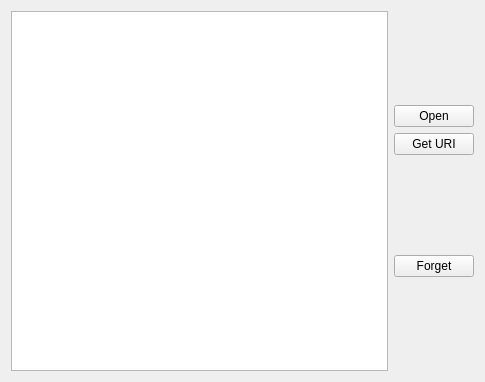
First picture: the form in CLIENT/GUI/ui/gui_opendoc.ui, repository GiuliCler/GIMPteam, before the edit.
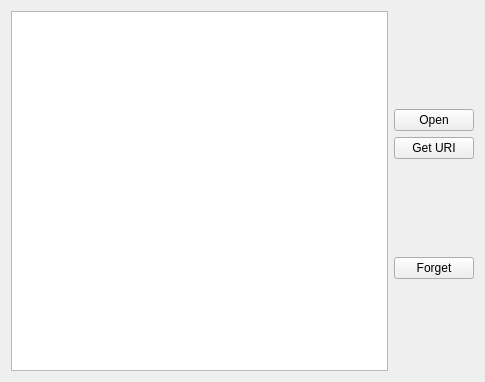
Second picture: the form after the edit.

Commit message:
Resize window - bug fix
C'era un problema colla resize ed ho tolto dei warning

The edit to the form file:
```diff
--- a/CLIENT/GUI/ui/gui_opendoc.ui
+++ b/CLIENT/GUI/ui/gui_opendoc.ui
@@ -19,16 +19,11 @@
   <property name="windowTitle">
    <string>Form</string>
   </property>
-  <layout class="QHBoxLayout" name="horizontalLayout">
-   <item>
+  <layout class="QGridLayout" name="gridLayout">
+   <item row="0" column="0" rowspan="6">
     <widget class="QListWidget" name="docsListWidget"/>
    </item>
-   <item>
-    <layout class="QVBoxLayout" name="verticalLayout_4">
-     <property name="rightMargin">
-      <number>0</number>
-     </property>
-     <item>
+   <item row="0" column="1">
       <spacer name="verticalSpacer_3">
        <property name="orientation">
         <enum>Qt::Vertical</enum>
@@ -36,26 +31,26 @@
        <property name="sizeHint" stdset="0">
         <size>
          <width>20</width>
-         <height>40</height>
+       <height>85</height>
         </size>
        </property>
       </spacer>
      </item>
-     <item>
+   <item row="1" column="1">
       <widget class="QPushButton" name="openDocsPushButton">
        <property name="text">
         <string>Open</string>
        </property>
       </widget>
      </item>
-     <item>
+   <item row="2" column="1">
       <widget class="QPushButton" name="getURIPushButton">
        <property name="text">
         <string>Get URI</string>
        </property>
       </widget>
      </item>
-     <item>
+   <item row="3" column="1">
       <spacer name="verticalSpacer">
        <property name="orientation">
         <enum>Qt::Vertical</enum>
@@ -63,19 +58,19 @@
        <property name="sizeHint" stdset="0">
         <size>
          <width>20</width>
-         <height>40</height>
+       <height>86</height>
         </size>
        </property>
       </spacer>
      </item>
-     <item>
+   <item row="4" column="1">
       <widget class="QPushButton" name="forgetPushButton">
        <property name="text">
         <string>Forget</string>
        </property>
       </widget>
      </item>
-     <item>
+   <item row="5" column="1">
       <spacer name="verticalSpacer_2">
        <property name="orientation">
         <enum>Qt::Vertical</enum>
@@ -83,12 +78,10 @@
        <property name="sizeHint" stdset="0">
         <size>
          <width>20</width>
-         <height>40</height>
+       <height>85</height>
         </size>
        </property>
       </spacer>
-     </item>
-    </layout>
    </item>
   </layout>
  </widget>
```
Lines whose indentation alone changed are shown as unchanged. The commit also changes 7 other files.
